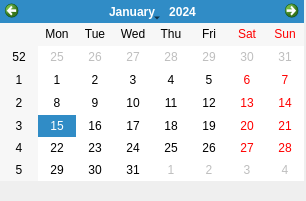
The window that src/gui/ui/date_pick_dialog.ui (ravenvz/SprintTimer) describes before a commit, drawn with Qt 5.
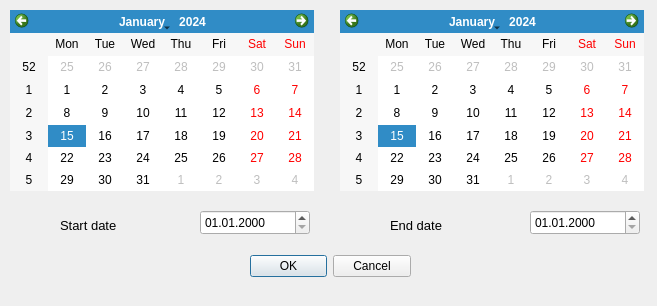
The same window after the commit.

```diff
--- a/src/gui/ui/date_pick_dialog.ui
+++ b/src/gui/ui/date_pick_dialog.ui
@@ -6,8 +6,8 @@
    <rect>
     <x>0</x>
     <y>0</y>
-    <width>306</width>
-    <height>201</height>
+    <width>657</width>
+    <height>306</height>
    </rect>
   </property>
   <property name="windowTitle">
@@ -16,8 +16,8 @@
   <widget class="QDialogButtonBox" name="buttonBox">
    <property name="geometry">
     <rect>
-     <x>60</x>
-     <y>110</y>
+     <x>250</x>
+     <y>250</y>
      <width>161</width>
      <height>32</height>
     </rect>
@@ -32,58 +32,84 @@
   <widget class="QDateEdit" name="dePickStartDate">
    <property name="geometry">
     <rect>
-     <x>150</x>
-     <y>20</y>
+     <x>200</x>
+     <y>210</y>
      <width>110</width>
      <height>25</height>
     </rect>
    </property>
+   <property name="displayFormat">
+    <string>dd.MM.yyyy</string>
+   </property>
   </widget>
   <widget class="QDateEdit" name="dePickEndDate">
    <property name="geometry">
     <rect>
-     <x>150</x>
-     <y>60</y>
+     <x>530</x>
+     <y>210</y>
      <width>110</width>
      <height>25</height>
     </rect>
    </property>
+   <property name="displayFormat">
+    <string>dd.MM.yyyy</string>
+   </property>
   </widget>
-  <widget class="QPushButton" name="btnPickStartDate">
+  <widget class="QCalendarWidget" name="cwStart">
    <property name="geometry">
     <rect>
-     <x>20</x>
-     <y>20</y>
-     <width>111</width>
-     <height>24</height>
+     <x>10</x>
+     <y>10</y>
+     <width>304</width>
+     <height>181</height>
     </rect>
    </property>
-   <property name="text">
-    <string>Pick Start Date</string>
+  </widget>
+  <widget class="QCalendarWidget" name="cwEnd">
+   <property name="geometry">
+    <rect>
+     <x>340</x>
+     <y>10</y>
+     <width>304</width>
+     <height>181</height>
+    </rect>
    </property>
   </widget>
-  <widget class="QPushButton" name="btnPickEndDate">
+  <widget class="QLabel" name="label">
    <property name="geometry">
     <rect>
-     <x>20</x>
-     <y>60</y>
-     <width>111</width>
-     <height>24</height>
+     <x>60</x>
+     <y>210</y>
+     <width>81</width>
+     <height>31</height>
     </rect>
    </property>
+   <property name="font">
+    <font>
+     <pointsize>10</pointsize>
+    </font>
+   </property>
    <property name="text">
-    <string>Pick End Date</string>
+    <string>Start date</string>
    </property>
   </widget>
-  <widget class="QCalendarWidget" name="calendarWidget">
+  <widget class="QLabel" name="label_2">
    <property name="geometry">
     <rect>
-     <x>0</x>
-     <y>0</y>
-     <width>304</width>
-     <height>181</height>
+     <x>390</x>
+     <y>210</y>
+     <width>81</width>
+     <height>31</height>
     </rect>
    </property>
+   <property name="font">
+    <font>
+     <pointsize>10</pointsize>
+    </font>
+   </property>
+   <property name="text">
+    <string>End date</string>
+   </property>
   </widget>
  </widget>
  <resources/>
```
Left out of the diff: 64 changed lines with no effect on the pictures.
